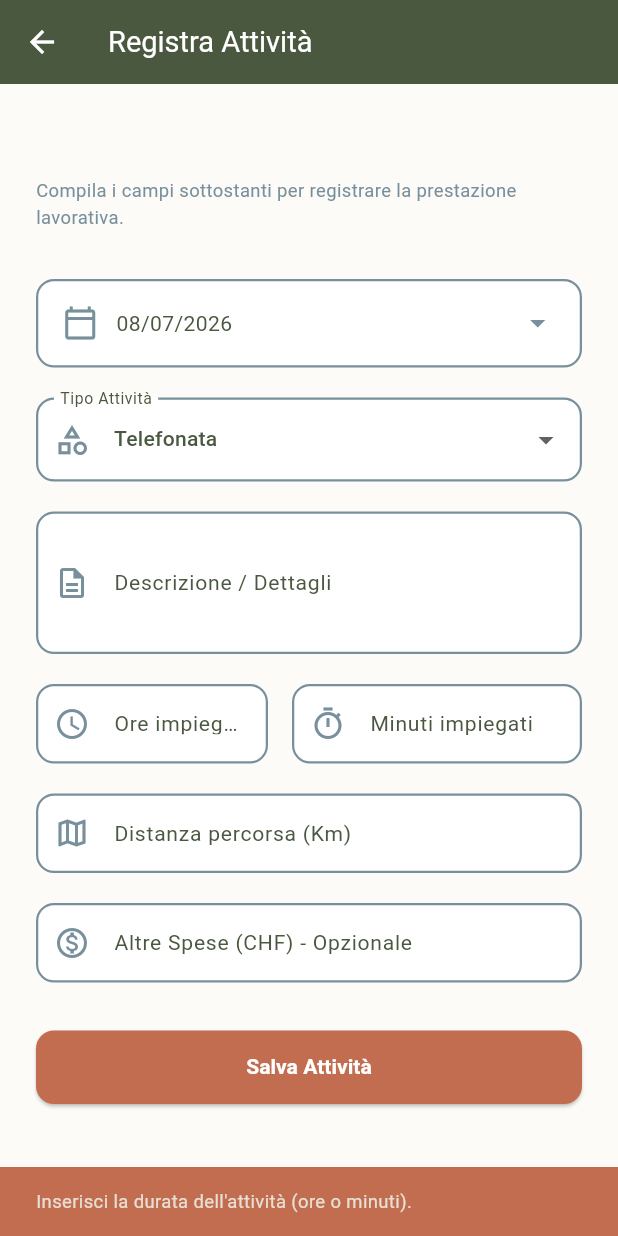
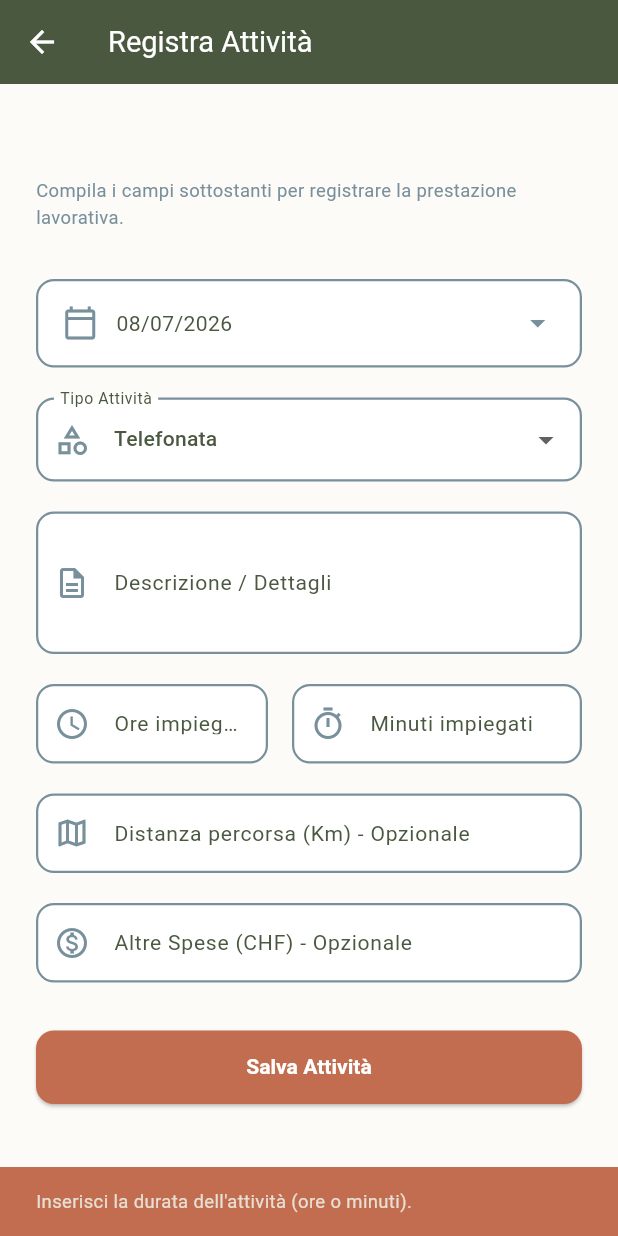
Before and after one commit to menegall/kura_flutter, a Flutter app: the AddActivityPage screen opened directly with empty values, after a tap on "Salva Attività", on a phone screen of 412 x 824 dp. Run offline on Flutter 3.47's test engine with Material 3 defaults, Android fonts, the phone set to English and light mode, and no system bars; our stand-ins replace printing, shared_preferences, supabase_flutter; accounts and stored records are empty.

Commit message:
added km for everithing

```diff
--- a/lib/features/home/pages/add_activity_page.dart
+++ b/lib/features/home/pages/add_activity_page.dart
@@ -81,8 +81,7 @@ class _AddActivityPageState extends State<AddActivityPage> {
       }
       final double duration = hours + (minutes / 60.0);
 
-      final double? kilometers =
-          _selectedType == 'transfert' && _kilometersController.text.isNotEmpty
+      final double? kilometers = _kilometersController.text.isNotEmpty
           ? double.tryParse(_kilometersController.text.trim())
           : null;
       final double? stamp =
@@ -289,11 +288,11 @@ class _AddActivityPageState extends State<AddActivityPage> {
                 ),
                 const SizedBox(height: 20),
 
-                // 2. Campo Km
+                // 2. Campo Km (opzionale per qualsiasi attività)
                 TextFormField(
                   controller: _kilometersController,
                   decoration: const InputDecoration(
-                    labelText: 'Distanza percorsa (Km)',
+                    labelText: 'Distanza percorsa (Km) - Opzionale',
                     prefixIcon: Icon(
                       Icons.map_outlined,
                       color: AppColors.blueGrey,
@@ -304,12 +303,9 @@ class _AddActivityPageState extends State<AddActivityPage> {
                     decimal: true,
                   ),
                   validator: (value) {
-                    if (_selectedType == 'transfert') {
-                      if (value == null || value.isEmpty) {
-                        return 'Inserisci i km per la trasferta';
-                      }
+                    if (value != null && value.isNotEmpty) {
                       final parsed = double.tryParse(value);
-                      if (parsed == null || parsed <= 0) {
+                      if (parsed == null || parsed < 0) {
                         return 'Inserisci un numero valido di km';
                       }
                     }
--- a/lib/features/home/pages/stats_page.dart
+++ b/lib/features/home/pages/stats_page.dart
@@ -153,6 +153,7 @@ class _StatsPageState extends State<StatsPage> {
 
       tempTotalHours += duration;
       tempOtherExpenses += otherExpenses;
+      tempKm += kilometers;
 
       switch (act.type) {
         case 'call':
@@ -168,7 +169,7 @@ class _StatsPageState extends State<StatsPage> {
           tempOther += duration;
           break;
         case 'transfert':
-          tempKm += kilometers;
+          // Chilometri calcolati a livello globale per tutte le attività
           break;
         case 'mail':
           tempMail += duration;
```
Also changed, not shown: lib/features/home/pages/edit_activity_page.dart (+6 -11 lines).
